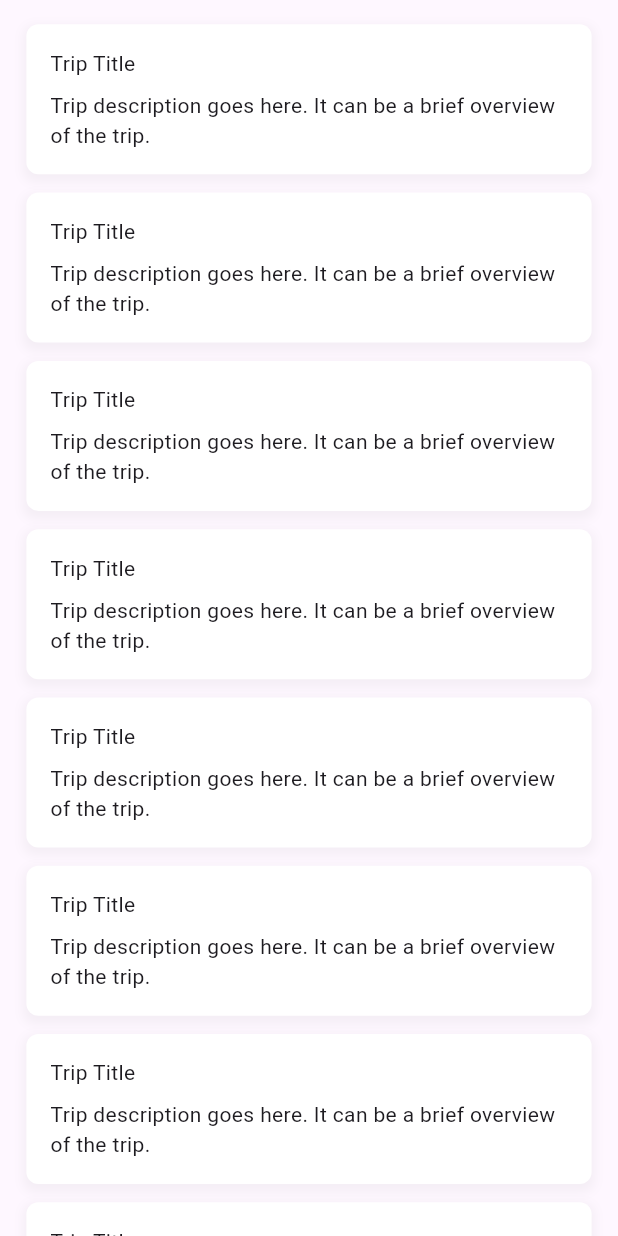
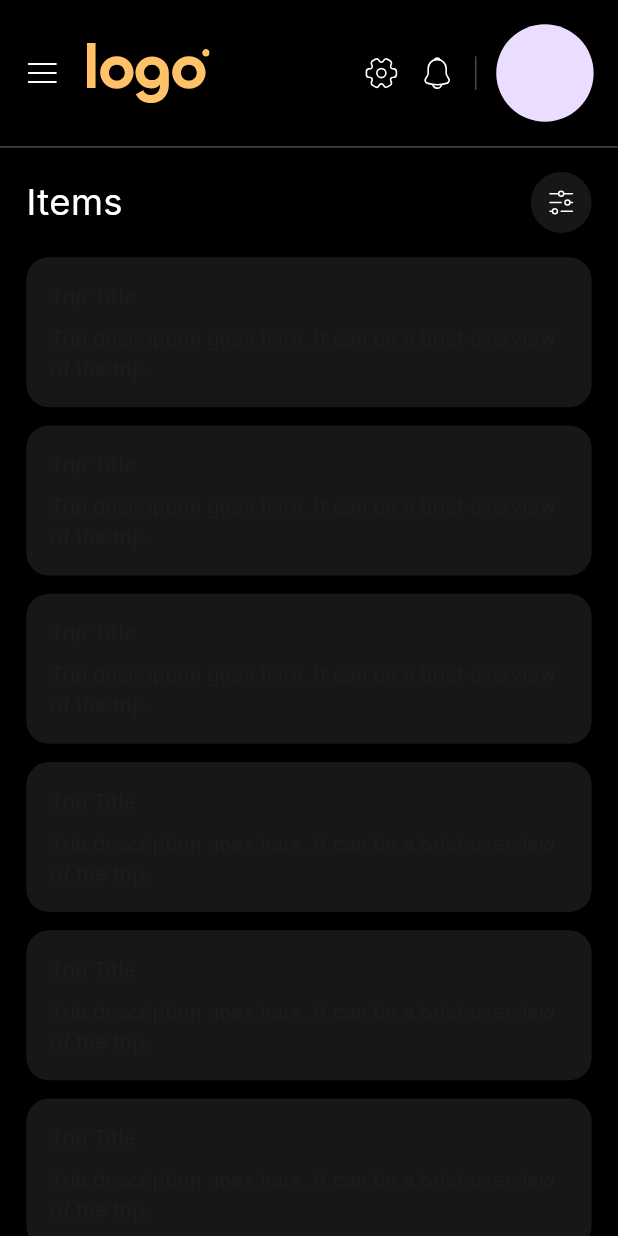
Before and after one commit to muhammad1339/trips_app, a Flutter app: the screen it shows after launch, on a phone screen of 412 x 824 dp. Run offline on Flutter 3.47's test engine with Material 3 defaults, Android fonts, the phone set to English and light mode, and no system bars; our stand-ins replace flutter_riverpod, flutter_screenutil, flutter_svg, hooks_riverpod, riverpod.

Commit message:
init look and feel

```diff
--- a/lib/app.dart
+++ b/lib/app.dart
@@ -1,4 +1,5 @@
 import 'package:flutter/material.dart';
+import 'package:flutter/services.dart';
 import 'package:flutter_screenutil/flutter_screenutil.dart';
 import 'package:trips_app/presentation/views/trip_view.dart';
 
@@ -17,10 +18,7 @@ class MainApp extends StatelessWidget {
         return MaterialApp(
           debugShowCheckedModeBanner: false,
           // You can use the library anywhere in the app even in theme
-          // theme: ThemeData(
-          //   primarySwatch: Colors.blue,
-          //   textTheme: Typography.englishLike2018.apply(fontSizeFactor: 1.sp),
-          // ),
+          theme: ThemeData(),
           home: child,
         );
       },
--- a/lib/core/ui/app_colors.dart
+++ b/lib/core/ui/app_colors.dart
@@ -1 +1,12 @@
-class AppColors {}
+import 'dart:ui';
+
+class AppColors {
+  // static const primary = 0xFF6200EE; // Purple
+  // static const secondary = 0xFF03DAC6; // Teal
+  // static const background = 0xFFFFFFFF; // White
+  // static const error = 0xFFB00020; // Red
+  // static const textPrimary = 0xFF000000; // Black
+  // static const textSecondary = 0xFF757575; // Grey
+  static const color_484848 = Color(0xFF484848); // Grey
+  static const color_171717 = Color(0xFF171717); // Grey
+}
--- a/lib/core/ui/app_icons.dart
+++ b/lib/core/ui/app_icons.dart
@@ -14,4 +14,6 @@ class AppIcons {
   static const String plus = 'assets/icons/plus.svg';
   // settings.svg
   static const String settings = 'assets/icons/settings.svg';
+  // menu.svg
+  static const String menu = 'assets/icons/menu.svg';
 }
--- a/lib/core/ui/app_resources.dart
+++ b/lib/core/ui/app_resources.dart
@@ -1 +1,4 @@
-class AppResources {}
+class AppResources {
+  // font names
+  static const String fontFamily = 'Inter';
+}
--- a/lib/main.dart
+++ b/lib/main.dart
@@ -1,7 +1,18 @@
 import 'package:flutter/material.dart';
+import 'package:flutter/services.dart';
 import 'package:hooks_riverpod/hooks_riverpod.dart';
 import 'package:trips_app/app.dart';
 
-void main() {
+Future<void> main() async {
+  WidgetsFlutterBinding.ensureInitialized();
+
   runApp(const ProviderScope(child: MainApp()));
+
+  // Change status bar color globally
+  await _applySystemChrome();
 }
+
+Future<void> _applySystemChrome() async {
+  SystemChrome.setPreferredOrientations(<DeviceOrientation>[DeviceOrientation.portraitUp, DeviceOrientation.portraitDown]);
+  SystemChrome.setSystemUIOverlayStyle(const SystemUiOverlayStyle(statusBarColor: Colors.amber, statusBarIconBrightness: Brightness.dark));
+}
--- a/lib/presentation/views/trip_view.dart
+++ b/lib/presentation/views/trip_view.dart
@@ -1,4 +1,8 @@
 import 'package:flutter/material.dart';
+import 'package:flutter_screenutil/flutter_screenutil.dart';
+import 'package:trips_app/core/ui/app_colors.dart';
+import 'package:trips_app/presentation/widgets/app_header.dart';
+import 'package:trips_app/presentation/widgets/list_header.dart';
 import 'package:trips_app/presentation/widgets/trip_list.dart';
 
 class TripView extends StatelessWidget {
@@ -6,6 +10,20 @@ class TripView extends StatelessWidget {
 
   @override
   Widget build(BuildContext context) {
-    return Scaffold(body: TripList());
+    return SafeArea(
+      child: Scaffold(
+        backgroundColor: Color(0xFF000000),
+
+        body: Column(
+          children: [
+            AppHeader(),
+            Container(height: 1.h, color: AppColors.color_484848),
+            16.verticalSpace,
+            ListHeader(),
+            Expanded(child: TripList()),
+          ],
+        ),
+      ),
+    );
   }
 }
--- /dev/null
+++ b/lib/presentation/widgets/app_header.dart
@@ -0,0 +1,31 @@
+import 'package:flutter/material.dart';
+import 'package:flutter_screenutil/flutter_screenutil.dart';
+import 'package:flutter_svg/flutter_svg.dart';
+import 'package:trips_app/core/ui/app_icons.dart';
+
+class AppHeader extends StatelessWidget {
+  const AppHeader({super.key});
+
+  @override
+  Widget build(BuildContext context) {
+    return Container(
+      padding: EdgeInsets.all(16.0).r,
+
+      child: Row(
+        children: [
+          SvgPicture.asset(AppIcons.menu),
+          16.horizontalSpace,
+          SvgPicture.asset(AppIcons.logoIpsum),
+          Spacer(),
+          SvgPicture.asset(AppIcons.settings),
+          12.horizontalSpace,
+          SvgPicture.asset(AppIcons.bell),
+          12.horizontalSpace,
+          Container(height: 22.h, width: 1.r, color: Color(0xFF484848)),
+          12.horizontalSpace,
+          CircleAvatar(radius: 32.r),
+        ],
+      ),
+    );
+  }
+}
--- /dev/null
+++ b/lib/presentation/widgets/list_header.dart
@@ -0,0 +1,32 @@
+import 'package:flutter/material.dart';
+import 'package:flutter_screenutil/flutter_screenutil.dart';
+import 'package:flutter_svg/flutter_svg.dart';
+import 'package:trips_app/core/ui/app_colors.dart';
+import 'package:trips_app/core/ui/app_icons.dart';
+import 'package:trips_app/core/ui/app_resources.dart';
+
+class ListHeader extends StatelessWidget {
+  const ListHeader({super.key});
+
+  @override
+  Widget build(BuildContext context) {
+    return Container(
+      padding: EdgeInsets.symmetric(horizontal: 16.w),
+      child: Row(
+        children: [
+          Text(
+            'Items',
+            style: TextStyle(fontFamily: AppResources.fontFamily, fontSize: 24.sp, fontWeight: FontWeight.w400, color: Colors.white),
+          ),
+          Spacer(),
+          Container(
+            width: 40.r,
+            height: 40.r,
+            decoration: BoxDecoration(color: AppColors.color_171717, borderRadius: BorderRadius.circular(20.r)),
+            child: SvgPicture.asset(AppIcons.sliders, width: 24.r, height: 24.r, fit: BoxFit.scaleDown),
+          ),
+        ],
+      ),
+    );
+  }
+}
--- a/lib/presentation/widgets/trip_item.dart
+++ b/lib/presentation/widgets/trip_item.dart
@@ -1,4 +1,5 @@
 import 'package:flutter/material.dart';
+import 'package:trips_app/core/ui/app_colors.dart';
 
 class TripItem extends StatelessWidget {
   const TripItem({super.key});
@@ -7,25 +8,14 @@ class TripItem extends StatelessWidget {
   Widget build(BuildContext context) {
     return Container(
       padding: const EdgeInsets.all(16.0),
-      decoration: BoxDecoration(
-        color: Colors.white,
-        borderRadius: BorderRadius.circular(8.0),
-        boxShadow: [
-          BoxShadow(
-            color: Colors.grey.withOpacity(0.1),
-            spreadRadius: 2,
-            blurRadius: 5,
-            offset: const Offset(0, 3), // changes position of shadow
-          ),
-        ],
+      decoration: ShapeDecoration(
+        color: AppColors.color_171717,
+        shape: RoundedRectangleBorder(borderRadius: BorderRadius.circular(15)),
+        shadows: [BoxShadow(color: Color(0x19000000), blurRadius: 4, offset: Offset(0, 0), spreadRadius: 0)],
       ),
       child: Column(
         crossAxisAlignment: CrossAxisAlignment.start,
-        children: [
-          Text('Trip Title'),
-          const SizedBox(height: 8.0),
-          Text('Trip description goes here. It can be a brief overview of the trip.'),
-        ],
+        children: [Text('Trip Title'), const SizedBox(height: 8.0), Text('Trip description goes here. It can be a brief overview of the trip.')],
       ),
     );
   }
```
Also changed, not shown: assets/icons/menu.svg (added), 6 other files.
